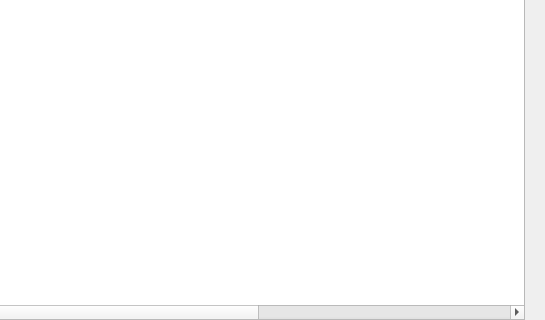
Qt form src/qt/forms/smartnodelist.ui (Raptor3um/raptoreum) before a commit; both pictures show x 217 to 762 and y 137 to 457 of the 762 by 457 pixel window.
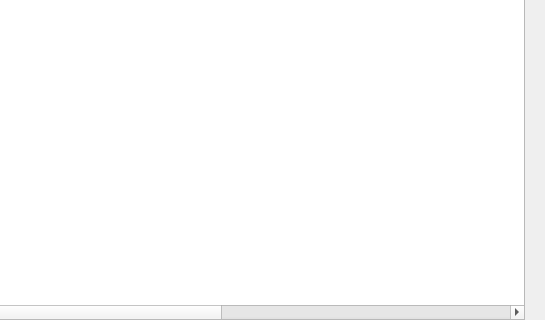
The same form after that commit.

Commit message: add older collateral does not get pay logic. add in smartnode list ui collateral amount

The edit to the form file:
```diff
--- a/src/qt/forms/smartnodelist.ui
+++ b/src/qt/forms/smartnodelist.ui
@@ -169,6 +169,11 @@
            <string>Collateral Address</string>
           </property>
          </column>
+         <column>
+          <property name="text">
+           <string>Collateral Amount</string>
+          </property>
+         </column>
          <column>
           <property name="text">
            <string>Owner Address</string>
```
The commit also changes 8 other files.
